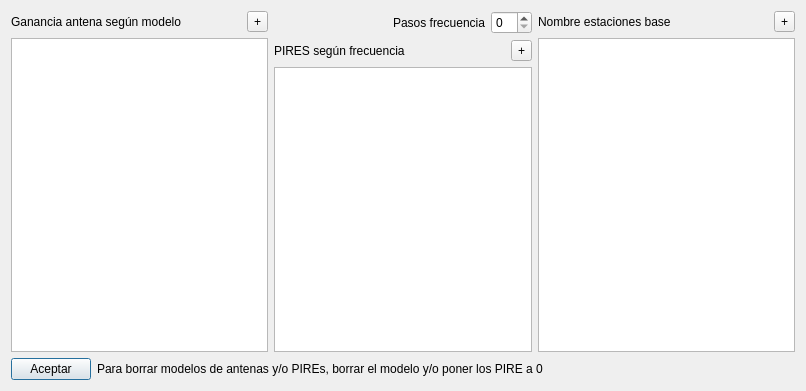
silderan/WiFiLinkCalc, file DlgConfig.ui: the form before one commit.
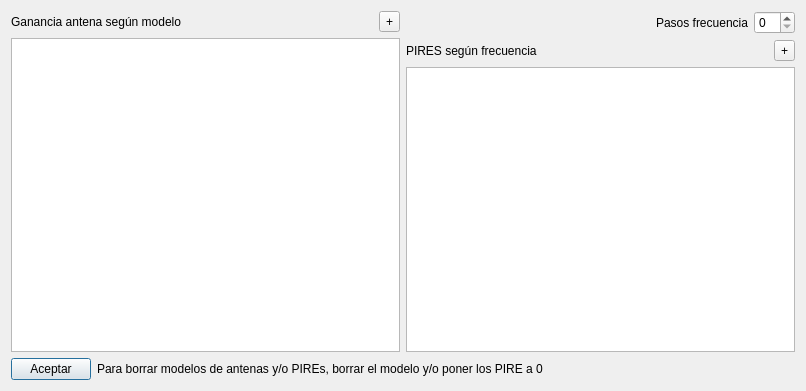
The form after the commit. Custom widgets are drawn as their Qt base class.

What changed in the file:
```diff
--- a/DlgConfig.ui
+++ b/DlgConfig.ui
@@ -13,7 +13,7 @@
   <property name="windowTitle">
    <string>Dialog</string>
   </property>
-  <layout class="QGridLayout" name="gridLayout_4">
+  <layout class="QGridLayout" name="gridLayout_3">
    <item row="0" column="0">
     <layout class="QGridLayout" name="gridLayout_2">
      <item row="0" column="0">
@@ -80,28 +80,7 @@
      </item>
     </layout>
    </item>
-   <item row="0" column="2">
-    <layout class="QGridLayout" name="gridLayout_3">
-     <item row="0" column="0">
-      <widget class="QLabel" name="label_5">
-       <property name="text">
-        <string>Nombre estaciones base</string>
-       </property>
-      </widget>
-     </item>
-     <item row="0" column="1">
-      <widget class="QToolButton" name="pbAddBaseStation">
-       <property name="text">
-        <string>+</string>
-       </property>
-      </widget>
-     </item>
-     <item row="1" column="0" colspan="2">
-      <widget class="QBaseStationTable" name="baseStationTable"/>
-     </item>
-    </layout>
-   </item>
-   <item row="1" column="0" colspan="3">
+   <item row="1" column="0" colspan="2">
     <layout class="QHBoxLayout" name="horizontalLayout_2">
      <item>
       <widget class="QPushButton" name="btOk">
@@ -141,11 +120,6 @@
    <extends>QTableWidget</extends>
    <header>FrequencyPIRE.h</header>
   </customwidget>
-  <customwidget>
-   <class>QBaseStationTable</class>
-   <extends>QTableWidget</extends>
-   <header>BaseStationInfo.h</header>
-  </customwidget>
  </customwidgets>
  <resources/>
  <connections/>
```
